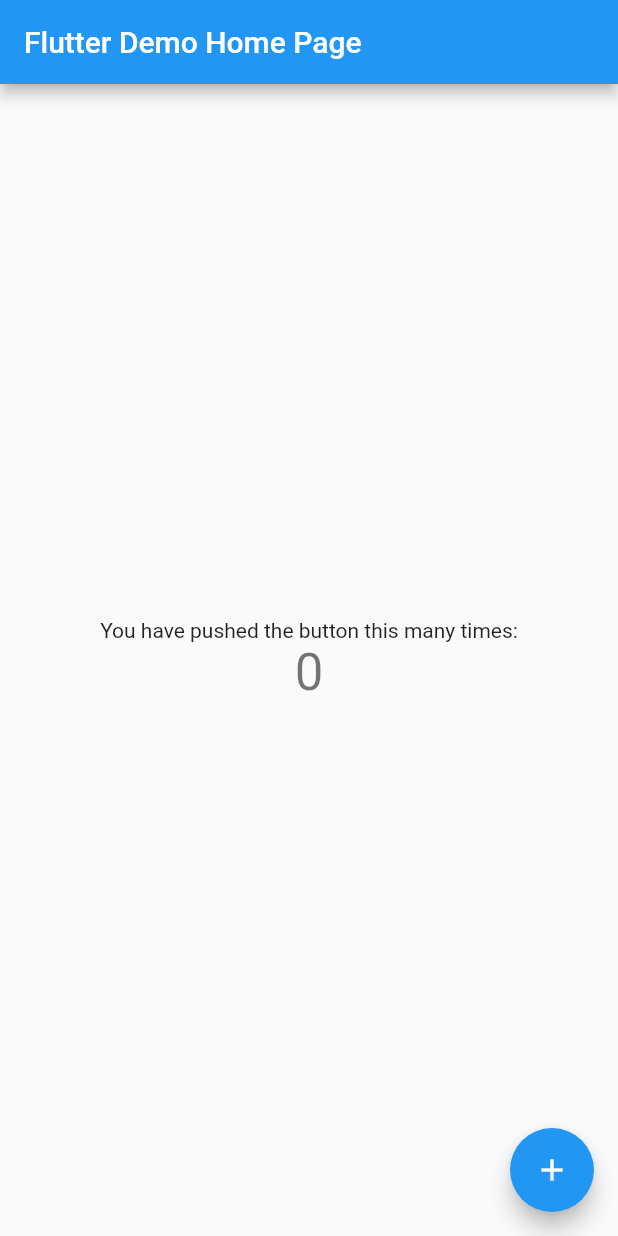
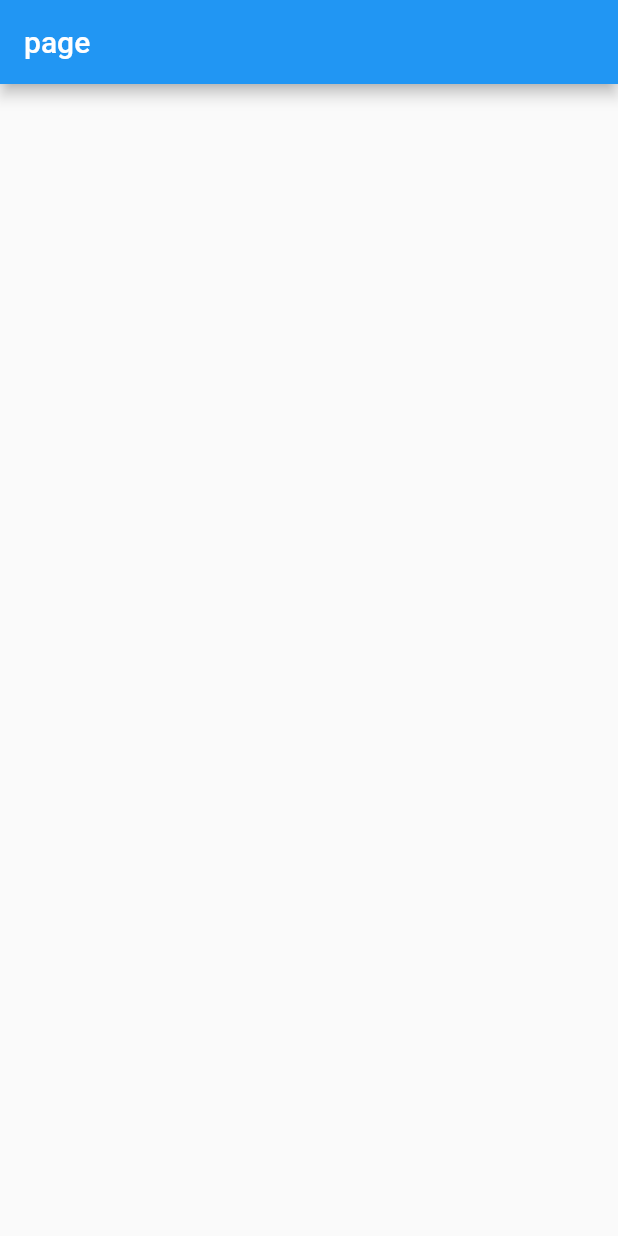
Before and after one commit to pedro-henrique1/travel_app, a Flutter app: the screen it shows after launch, on a phone screen of 412 x 824 dp. Run offline on Flutter 3.47's test engine with Material 2 defaults, Android fonts, the phone set to English and light mode, and no system bars.

Commit message:
refactor: ♻️ refactor

```diff
--- /dev/null
+++ b/lib/app/app_widget.dart
@@ -0,0 +1,18 @@
+import 'package:flutter/material.dart';
+import 'package:travel_app/app/pages/home/home_page.dart';
+
+class AppWidget extends StatefulWidget {
+  AppWidget({Key? key}) : super(key: key);
+
+  @override
+  State<AppWidget> createState() => _AppWidgetState();
+}
+
+class _AppWidgetState extends State<AppWidget> {
+  @override
+  Widget build(BuildContext context) {
+    return MaterialApp(
+      home: HomePage(),
+    );
+  }
+}
--- /dev/null
+++ b/lib/app/pages/home/home_page.dart
@@ -0,0 +1,15 @@
+import 'package:flutter/material.dart';
+
+class HomePage extends StatefulWidget {
+  HomePage({Key? key}) : super(key: key);
+
+  @override
+  State<HomePage> createState() => _HomePageState();
+}
+
+class _HomePageState extends State<HomePage> {
+  @override
+  Widget build(BuildContext context) {
+    return Scaffold(appBar: AppBar(title: Text('page')));
+  }
+}
--- a/lib/main.dart
+++ b/lib/main.dart
@@ -1,115 +1,6 @@
 import 'package:flutter/material.dart';
+import 'package:travel_app/app/app_widget.dart';
 
 void main() {
-  runApp(const MyApp());
+  runApp(AppWidget());
 }
-
-class MyApp extends StatelessWidget {
-  const MyApp({Key? key}) : super(key: key);
-
-  // This widget is the root of your application.
-  @override
-  Widget build(BuildContext context) {
-    return MaterialApp(
-      title: 'Flutter Demo',
-      theme: ThemeData(
-        // This is the theme of your application.
-        //
-        // Try running your application with "flutter run". You'll see the
-        // application has a blue toolbar. Then, without quitting the app, try
-        // changing the primarySwatch below to Colors.green and then invoke
-        // "hot reload" (press "r" in the console where you ran "flutter run",
-        // or simply save your changes to "hot reload" in a Flutter IDE).
-        // Notice that the counter didn't reset back to zero; the application
-        // is not restarted.
-        primarySwatch: Colors.blue,
-      ),
-      home: const MyHomePage(title: 'Flutter Demo Home Page'),
-    );
-  }
-}
-
-class MyHomePage extends StatefulWidget {
-  const MyHomePage({Key? key, required this.title}) : super(key: key);
-
-  // This widget is the home page of your application. It is stateful, meaning
-  // that it has a State object (defined below) that contains fields that affect
-  // how it looks.
-
-  // This class is the configuration for the state. It holds the values (in this
-  // case the title) provided by the parent (in this case the App widget) and
-  // used by the build method of the State. Fields in a Widget subclass are
-  // always marked "final".
-
-  final String title;
-
-  @override
-  State<MyHomePage> createState() => _MyHomePageState();
-}
-
-class _MyHomePageState extends State<MyHomePage> {
-  int _counter = 0;
-
-  void _incrementCounter() {
-    setState(() {
-      // This call to setState tells the Flutter framework that something has
-      // changed in this State, which causes it to rerun the build method below
-      // so that the display can reflect the updated values. If we changed
-      // _counter without calling setState(), then the build method would not be
-      // called again, and so nothing would appear to happen.
-      _counter++;
-    });
-  }
-
-  @override
-  Widget build(BuildContext context) {
-    // This method is rerun every time setState is called, for instance as done
-    // by the _incrementCounter method above.
-    //
-    // The Flutter framework has been optimized to make rerunning build methods
-    // fast, so that you can just rebuild anything that needs updating rather
-    // than having to individually change instances of widgets.
-    return Scaffold(
-      appBar: AppBar(
-        // Here we take the value from the MyHomePage object that was created by
-        // the App.build method, and use it to set our appbar title.
-        title: Text(widget.title),
-      ),
-      body: Center(
-        // Center is a layout widget. It takes a single child and positions it
-        // in the middle of the parent.
-        child: Column(
-          // Column is also a layout widget. It takes a list of children and
-          // arranges them vertically. By default, it sizes itself to fit its
-          // children horizontally, and tries to be as tall as its parent.
-          //
-          // Invoke "debug painting" (press "p" in the console, choose the
-          // "Toggle Debug Paint" action from the Flutter Inspector in Android
-          // Studio, or the "Toggle Debug Paint" command in Visual Studio Code)
-          // to see the wireframe for each widget.
-          //
-          // Column has various properties to control how it sizes itself and
-          // how it positions its children. Here we use mainAxisAlignment to
-          // center the children vertically; the main axis here is the vertical
-          // axis because Columns are vertical (the cross axis would be
-          // horizontal).
-          mainAxisAlignment: MainAxisAlignment.center,
-          children: <Widget>[
-            const Text(
-              'You have pushed the button this many times:',
-            ),
-            Text(
-              '$_counter',
-              style: Theme.of(context).textTheme.headline4,
-            ),
-          ],
-        ),
-      ),
-      floatingActionButton: FloatingActionButton(
-        onPressed: _incrementCounter,
-        tooltip: 'Increment',
-        child: const Icon(Icons.add),
-      ), // This trailing comma makes auto-formatting nicer for build methods.
-    );
-  }
-}
```
